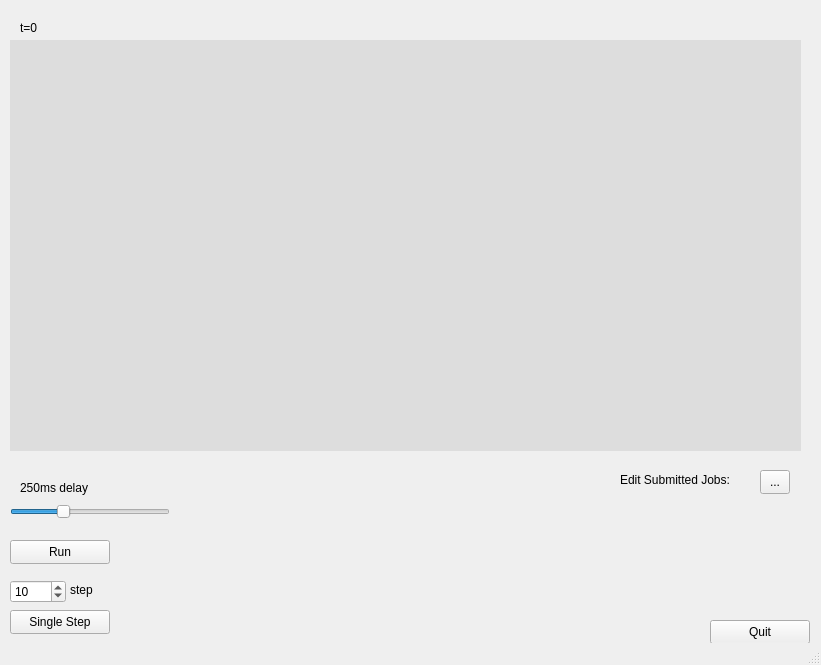
Above: ui/simulation.ui from fubarwrangler/atlassim before the change. Below: the same form after it.
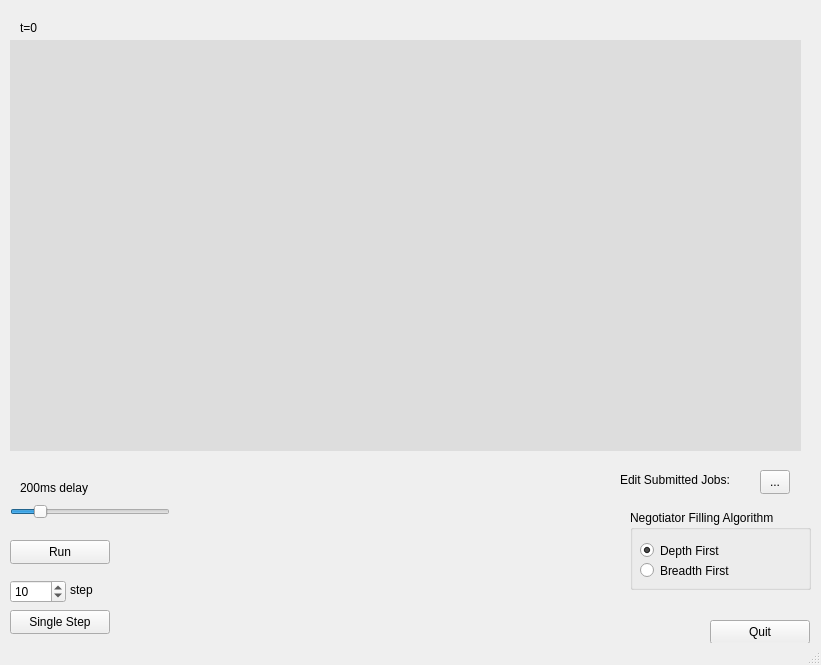
That is the form after the change. Custom widgets are drawn as their Qt base class.

```diff
--- a/ui/simulation.ui
+++ b/ui/simulation.ui
@@ -189,7 +189,7 @@
      <number>50</number>
     </property>
     <property name="value">
-     <number>350</number>
+     <number>200</number>
     </property>
     <property name="orientation">
      <enum>Qt::Horizontal</enum>
@@ -211,7 +211,7 @@
      </rect>
     </property>
     <property name="text">
-     <string>250ms delay</string>
+     <string>200ms delay</string>
     </property>
    </widget>
    <widget class="QWidget" name="gridLayoutWidget">
@@ -225,6 +225,48 @@
     </property>
     <layout class="QGridLayout" name="statusLayout"/>
    </widget>
+   <widget class="QGroupBox" name="changeAlgoBox">
+    <property name="geometry">
+     <rect>
+      <x>630</x>
+      <y>510</y>
+      <width>181</width>
+      <height>80</height>
+     </rect>
+    </property>
+    <property name="title">
+     <string>Negotiator Filling Algorithm</string>
+    </property>
+    <widget class="QRadioButton" name="radioBreadthFirst">
+     <property name="geometry">
+      <rect>
+       <x>10</x>
+       <y>50</y>
+       <width>121</width>
+       <height>21</height>
+      </rect>
+     </property>
+     <property name="text">
+      <string>Breadth First</string>
+     </property>
+    </widget>
+    <widget class="QRadioButton" name="radioDepthFirst">
+     <property name="geometry">
+      <rect>
+       <x>10</x>
+       <y>30</y>
+       <width>111</width>
+       <height>21</height>
+      </rect>
+     </property>
+     <property name="text">
+      <string>Depth First</string>
+     </property>
+     <property name="checked">
+      <bool>true</bool>
+     </property>
+    </widget>
+   </widget>
   </widget>
   <widget class="QStatusBar" name="statusbar"/>
  </widget>
```
